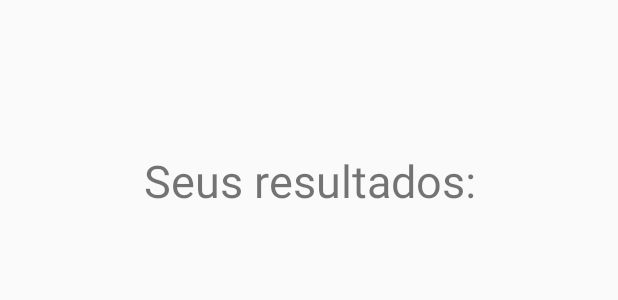
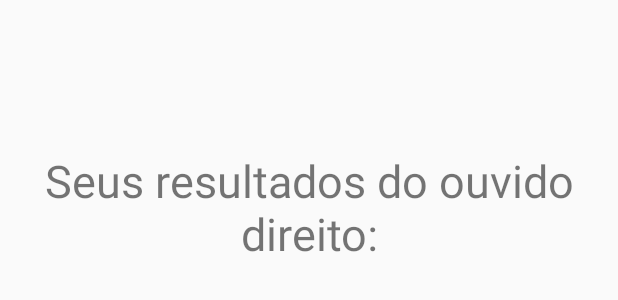
Before and after one commit to Brunozimpel/Como-voc-escuta-, an Android app: the layout activity_fim3.xml on its own in the app's theme, with its tools: preview values and no code run, on a phone screen of 412 x 824 dp. Shown: the top 300 px of the screen. Run offline under Robolectric (Android 15) with nearby library versions, the phone set to English and light mode, and no system bars.

Commit message:
Autalizacao1.8 -- resutlados

```diff
--- a/app/src/main/java/com/example/bruno/prototipo11/MainActivity.java
+++ b/app/src/main/java/com/example/bruno/prototipo11/MainActivity.java
@@ -14,7 +14,7 @@ public class MainActivity extends AppCompatActivity {
     }
 
     public void gotoprecalibracao(View view){
-        Intent intent = new Intent(this, PreCalibracao.class);
+        Intent intent = new Intent(this, DadosActivity.class);
         startActivity(intent);
     }
 
--- a/app/src/main/res/layout/activity_fim3.xml
+++ b/app/src/main/res/layout/activity_fim3.xml
@@ -16,6 +16,62 @@
     <TextView
         android:layout_width="wrap_content"
         android:layout_height="wrap_content"
-        android:id="@+id/resultado"
+        android:id="@+id/quinhentos"
+        android:layout_marginTop="10dp"
+        android:gravity="center"
+        android:textSize="20sp"
         android:layout_gravity="center_horizontal" />
+
+    <TextView
+        android:layout_width="wrap_content"
+        android:layout_height="wrap_content"
+        android:id="@+id/umKHz"
+        android:layout_marginTop="10dp"
+        android:gravity="center"
+        android:textSize="20sp"
+        android:layout_gravity="center_horizontal" />
+
+    <TextView
+        android:layout_width="wrap_content"
+        android:layout_height="wrap_content"
+        android:id="@+id/doisKHz"
+        android:layout_marginTop="10dp"
+        android:gravity="center"
+        android:textSize="20sp"
+        android:layout_gravity="center_horizontal" />
+    <TextView
+        android:layout_width="wrap_content"
+        android:layout_height="wrap_content"
+        android:id="@+id/tresKHz"
+        android:layout_marginTop="10dp"
+        android:gravity="center"
+        android:textSize="20sp"
+        android:layout_gravity="center_horizontal" />
+
+    <TextView
+        android:layout_width="wrap_content"
+        android:layout_height="wrap_content"
+        android:id="@+id/quatroKHz"
+        android:layout_marginTop="10dp"
+        android:gravity="center"
+        android:textSize="20sp"
+        android:layout_gravity="center_horizontal" />
+    <TextView
+        android:layout_width="wrap_content"
+        android:layout_height="wrap_content"
+        android:id="@+id/seisKHz"
+        android:layout_marginTop="10dp"
+        android:gravity="center"
+        android:textSize="20sp"
+        android:layout_gravity="center_horizontal" />
+
+    <TextView
+        android:layout_width="wrap_content"
+        android:layout_height="wrap_content"
+        android:id="@+id/oitoKHz"
+        android:layout_marginTop="10dp"
+        android:gravity="center"
+        android:textSize="20sp"
+        android:layout_gravity="center_horizontal" />
+
 </LinearLayout>
--- a/app/src/main/res/values/strings.xml
+++ b/app/src/main/res/values/strings.xml
@@ -8,7 +8,7 @@
     <string name="lb_iniciar">INICIAR</string>
     <string name="fim1">O seu fone não está apto à realizar o teste, tente novamente com outro fone.</string>
     <string name="fim2">Perda de audição superior ao suportado pelos nossos testes. Recomendamos realizar teste clínico.</string>
-    <string name="fim3">Seus resultados:</string>
+    <string name="fim3">Seus resultados do ouvido direito:</string>
 
 
 </resources>
```
Also changed, not shown: app/src/main/java/com/example/bruno/prototipo11/CalibracaoActivity.java (+62 -66 lines), app/src/main/java/com/example/bruno/prototipo11/Fim3Activity.java (+31 -10 lines), app/src/main/java/com/example/bruno/prototipo11/OuvidoDireitoActivity.java (+10 -10 lines), app/src/main/res/layout/activity_ouvidodireito.xml (+0 -27 lines).
